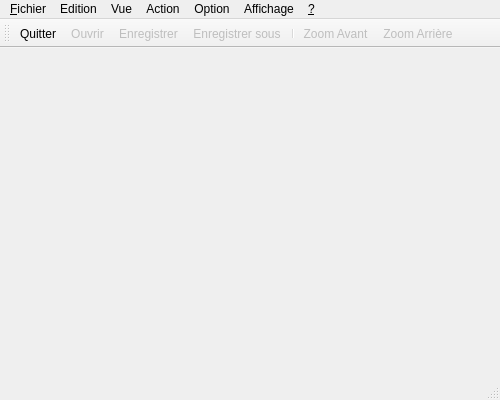
pech/yags, file Yags/mainwindow.ui: the form before one commit.
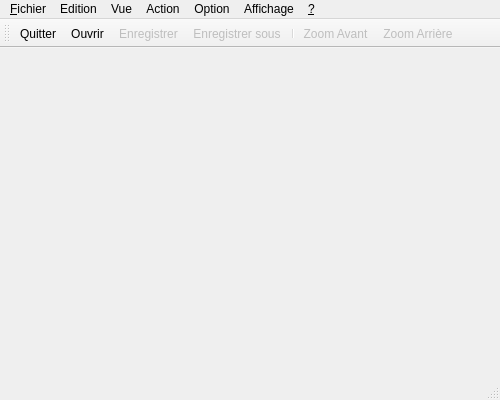
The form after the commit. Icons and pictures are not drawn.

Patch:
```diff
--- a/Yags/mainwindow.ui
+++ b/Yags/mainwindow.ui
@@ -128,7 +128,7 @@
   </action>
   <action name="actionOuvrir">
    <property name="enabled">
-    <bool>false</bool>
+    <bool>true</bool>
    </property>
    <property name="icon">
     <iconset resource="ressource.qrc">
```
